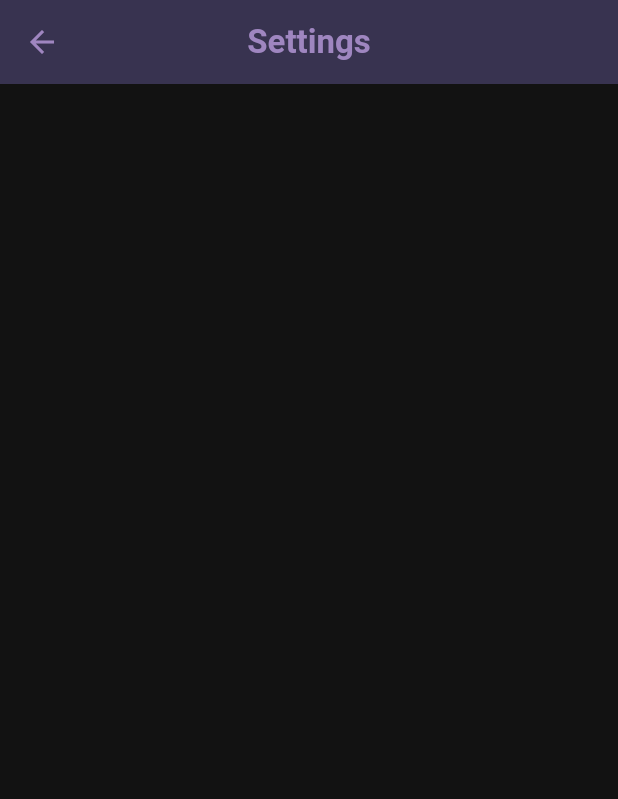
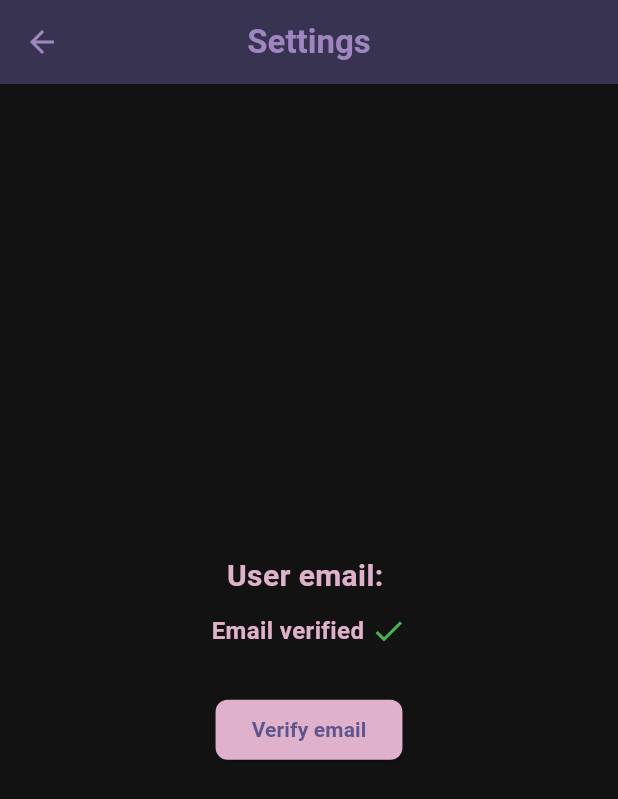
Before and after one commit to joaoalexarruda/ipp_messaging_app, a Flutter app: the screen it shows once a user with an empty profile is signed in, in the side drawer, after a tap on "S E T T I N G S", on a phone screen of 412 x 824 dp. Shown: the top 799 px of the screen. Run offline on Flutter 3.47's test engine with Material 3 defaults, Android fonts, the phone set to English and light mode, and no system bars; our stand-ins replace cloud_firestore, firebase_auth, firebase_core, google_sign_in; accounts and stored records are empty; network calls fail.

```diff
--- a/lib/pages/login_page.dart
+++ b/lib/pages/login_page.dart
@@ -1,4 +1,5 @@
 import "package:flutter/material.dart";
+import "package:ipp_messaging_app/services/auth/auth_google.dart";
 import 'package:ipp_messaging_app/services/auth/auth_service.dart';
 import "package:ipp_messaging_app/components/my_button.dart";
 import "package:ipp_messaging_app/components/my_textfield.dart";
@@ -199,7 +200,7 @@ class LoginPage extends StatelessWidget {
 
                 SizedBox(
                   child: SquareTile(
-                    onTap: () {},
+                    onTap: () => AuthGoogle().signInWithGoogle(),
                     imagePath: 'assets/images/google_logo.png',
                   ),
                 ),
--- a/lib/pages/register_page.dart
+++ b/lib/pages/register_page.dart
@@ -1,4 +1,5 @@
 import 'package:flutter/material.dart';
+import "package:ipp_messaging_app/services/auth/auth_google.dart";
 import 'package:ipp_messaging_app/services/auth/auth_service.dart';
 import "package:ipp_messaging_app/components/my_button.dart";
 import "package:ipp_messaging_app/components/my_textfield.dart";
@@ -221,7 +222,7 @@ class RegisterPage extends StatelessWidget {
 
                 SizedBox(
                   child: SquareTile(
-                    onTap: () {},
+                    onTap: () => AuthGoogle().signInWithGoogle(),
                     imagePath: 'assets/images/google_logo.png',
                   ),
                 ),
--- a/lib/pages/settings_page.dart
+++ b/lib/pages/settings_page.dart
@@ -1,7 +1,20 @@
+import 'package:cloud_firestore/cloud_firestore.dart';
+import 'package:firebase_auth/firebase_auth.dart';
 import 'package:flutter/material.dart';
 
 class SettingsPage extends StatelessWidget {
-  const SettingsPage({super.key});
+  SettingsPage({super.key});
+
+  // Get current user
+  final User? currentUser = FirebaseAuth.instance.currentUser;
+
+  // Get current user's details
+  Future<DocumentSnapshot<Map<String, dynamic>>> getUserDetails() async {
+    return await FirebaseFirestore.instance
+        .collection('users')
+        .doc(currentUser!.email)
+        .get();
+  }
 
   @override
   Widget build(BuildContext context) {
@@ -21,6 +34,142 @@ class SettingsPage extends StatelessWidget {
         ),
         centerTitle: true,
       ),
+      body: FutureBuilder<DocumentSnapshot<Map<String, dynamic>>>(
+        future: getUserDetails(),
+        builder: (context, snapshot) {
+          if (snapshot.connectionState == ConnectionState.waiting) {
+            return Center(
+              child: CircularProgressIndicator(
+                color: Theme.of(context).colorScheme.primary,
+              ),
+            );
+          }
+
+          // Error
+          if (snapshot.hasError) {
+            return Center(
+              child: Text(
+                'Error: ${snapshot.error}',
+                style: TextStyle(
+                  color: Theme.of(context).colorScheme.primary,
+                ),
+              ),
+            );
+          }
+
+          // Success
+          else if (snapshot.hasData) {
+            return Column(
+              mainAxisAlignment: MainAxisAlignment.center,
+              children: [
+                Center(
+                  child: Text(
+                    'User email: ${currentUser!.email}',
+                    style: TextStyle(
+                      color: Theme.of(context).colorScheme.primary,
+                      fontSize: 20,
+                      fontWeight: FontWeight.bold,
+                    ),
+                  ),
+                ),
+                const SizedBox(
+                  height: 10,
+                ),
+                currentUser!.emailVerified
+                    ? Row(
+                        mainAxisAlignment: MainAxisAlignment.center,
+                        children: [
+                          Text(
+                            'Email verified ',
+                            style: TextStyle(
+                              color: Theme.of(context).colorScheme.primary,
+                              fontSize: 16,
+                              fontWeight: FontWeight.bold,
+                            ),
+                          ),
+                          const Icon(
+                            Icons.check,
+                            color: Colors.green,
+                          ),
+                        ],
+                      )
+                    : Row(
+                        mainAxisAlignment: MainAxisAlignment.center,
+                        children: [
+                          Text(
+                            'Email not verified ',
+                            style: TextStyle(
+                              color: Theme.of(context).colorScheme.primary,
+                              fontSize: 16,
+                              fontWeight: FontWeight.bold,
+                            ),
+                          ),
+                          const Icon(
+                            Icons.close,
+                            color: Colors.red,
+                          ),
+                        ],
+                      ),
+                const SizedBox(
+                  height: 30,
+                ),
+
+                // Verify email button
+                ElevatedButton(
+                  onPressed: () async {
+                    await currentUser?.sendEmailVerification();
+                    await currentUser?.reload();
+                    // ignore: use_build_context_synchronously
+                    showDialog(
+                      context: context,
+                      builder: (context) => AlertDialog(
+                        backgroundColor: Theme.of(context).colorScheme.tertiary,
+                        title: Center(
+                          child: Text(
+                            "Email sent! Check your inbox.",
+                            style: TextStyle(
+                                color: Theme.of(context).colorScheme.primary,
+                                fontWeight: FontWeight.bold),
+                          ),
+                        ),
+                      ),
+                    );
+                  },
+                  style: ButtonStyle(
+                    backgroundColor: MaterialStateProperty.all<Color>(
+                      Theme.of(context).colorScheme.primary,
+                    ),
+                    shape: MaterialStateProperty.all<RoundedRectangleBorder>(
+                      RoundedRectangleBorder(
+                        borderRadius: BorderRadius.circular(8),
+                      ),
+                    ),
+                    foregroundColor: MaterialStateProperty.all(
+                      Theme.of(context).colorScheme.secondary,
+                    ),
+                  ),
+                  child: Text(
+                    'Verify email',
+                    style: TextStyle(
+                      color: Theme.of(context).colorScheme.tertiary,
+                      fontWeight: FontWeight.bold,
+                    ),
+                  ),
+                ),
+              ],
+            );
+          } else {
+            return Center(
+              child: Text(
+                'Error: ${snapshot.error}',
+                style: TextStyle(
+                  color: Theme.of(context).colorScheme.primary,
+                ),
+              ),
+            );
+          }
+        },
+      ),
     );
   }
 }
--- a/pubspec.yaml
+++ b/pubspec.yaml
@@ -38,6 +38,7 @@ dependencies:
   firebase_core: ^2.24.2
   firebase_auth: ^4.15.3
   cloud_firestore: ^4.14.0
+  google_sign_in: ^6.2.1
 
 dev_dependencies:
   flutter_test:
```
Also changed, not shown: lib/services/auth/auth_google.dart (added, +38 -0 lines), pubspec.lock, 1 other file.
